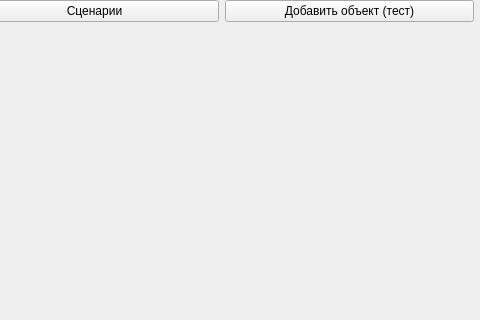
First picture: the form in src/mainwindow.ui, repository IlchenkoVasily/seye, before the edit; both pictures show x 800 to 1280 and y 0 to 320 of the 1280 by 720 pixel window.
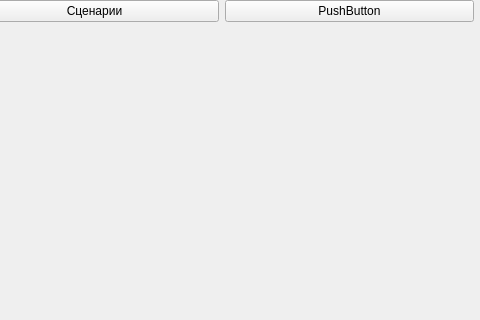
Second picture: the form after the edit.

```diff
--- a/src/mainwindow.ui
+++ b/src/mainwindow.ui
@@ -78,7 +78,7 @@
       <item>
        <widget class="QPushButton" name="pushButton">
         <property name="text">
-         <string>Добавить объект (тест)</string>
+         <string>PushButton</string>
         </property>
        </widget>
       </item>
```
